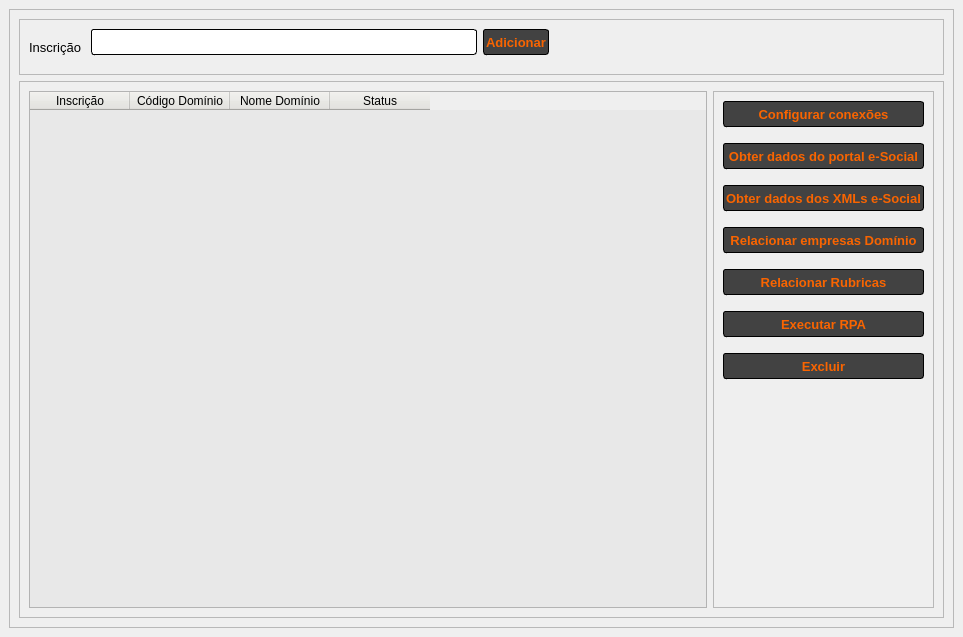
This is screen_ui/esocial_unico.ui in VictorScandolaraTR/ConversaoMovimento_eSocial as Qt 5 draws it before an edit. The edited form follows.
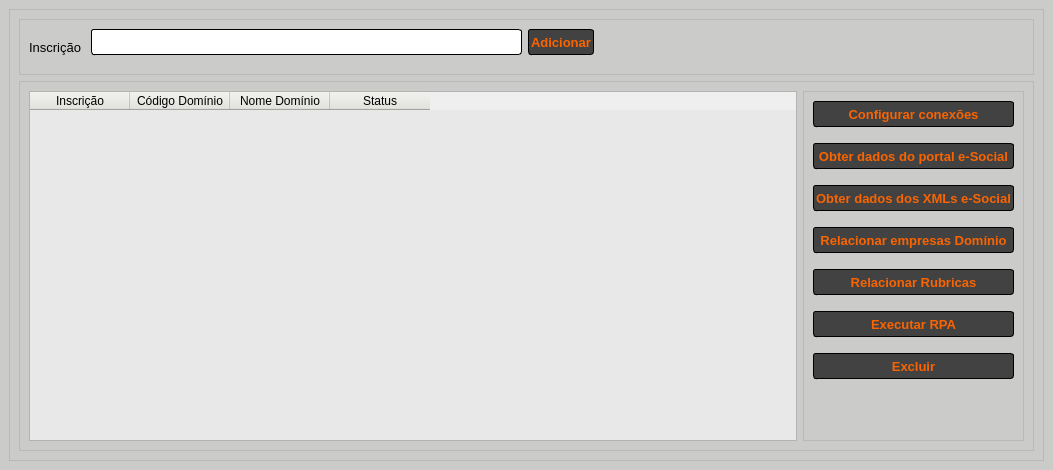
This is the edited form.

What changed in the file:
```diff
--- a/screen_ui/esocial_unico.ui
+++ b/screen_ui/esocial_unico.ui
@@ -6,14 +6,19 @@
    <rect>
     <x>0</x>
     <y>0</y>
-    <width>963</width>
-    <height>637</height>
+    <width>1053</width>
+    <height>470</height>
    </rect>
   </property>
+  <property name="minimumSize">
+   <size>
+    <width>1050</width>
+    <height>470</height>
+   </size>
+  </property>
   <property name="windowTitle">
    <string>MainWindow</string>
   </property>
-  <widget class="QWidget" name="centralwidget">
    <property name="styleSheet">
     <string notr="true">QMainWindow {
     background-color: #cbcbca;
@@ -75,6 +80,10 @@
 QTableWidget{
     background-color:#e8e8e8;
 }</string>
+  </property>
+  <widget class="QWidget" name="centralwidget">
+   <property name="styleSheet">
+    <string notr="true"/>
    </property>
    <layout class="QHBoxLayout" name="horizontalLayout">
     <item>
```
Lines whose indentation alone changed are shown as unchanged.
